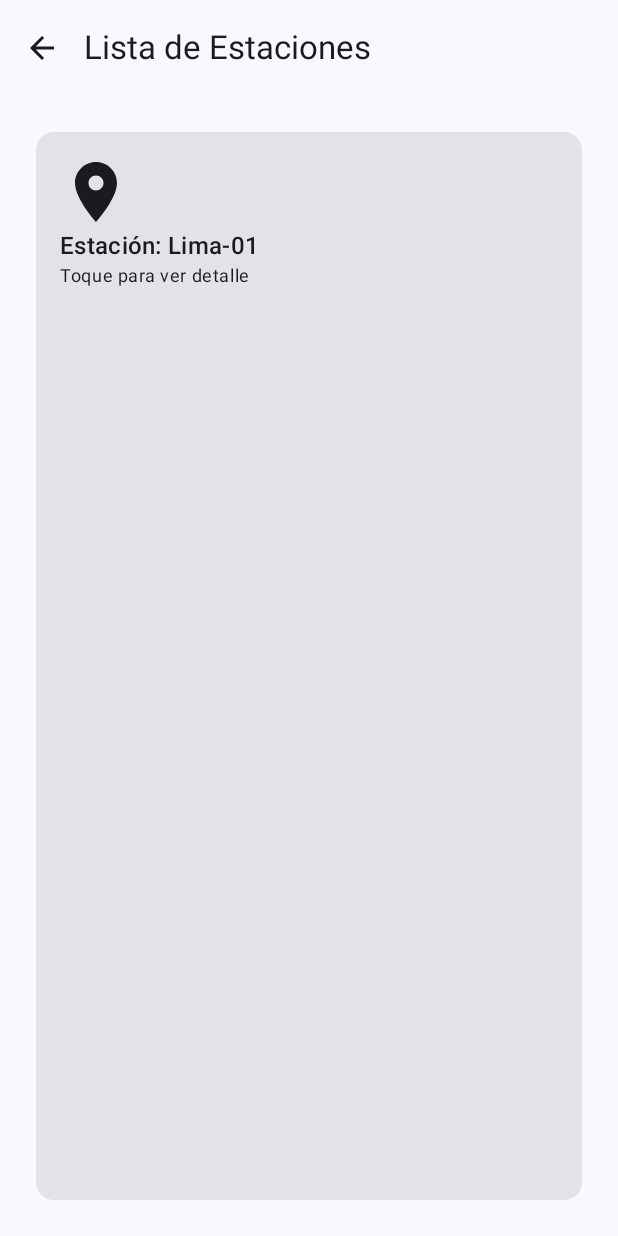
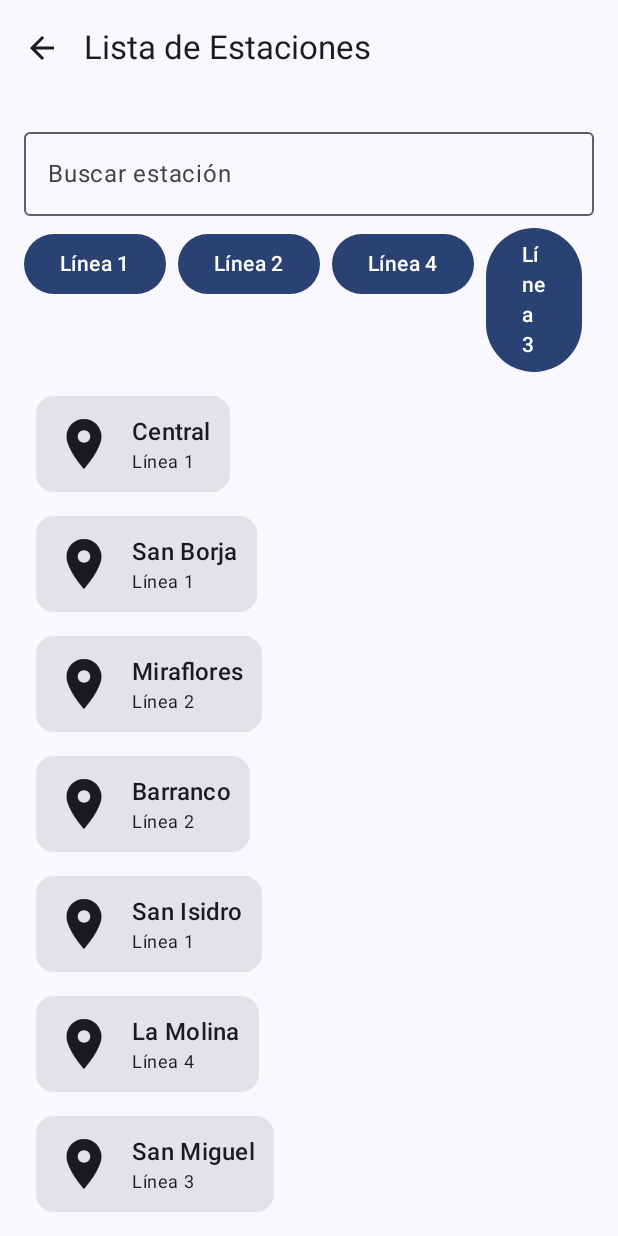
Before and after one commit to Jefferson-BA/MetroLimaGO1.2, an Android app built with Jetpack Compose: the screen it shows after launch (MainActivity), after a tap on "Estaciones", on a phone screen of 412 x 824 dp. Run offline under Robolectric (Android 15) with nearby library versions, the phone set to English and light mode, and no system bars.

Commit message:
implementacion de pantallas para búsqueda, filtros y detalle.

```diff
--- /dev/null
+++ b/app/src/main/java/com/tecsup/metrolimago1/components/EstacionCard.kt
@@ -0,0 +1,33 @@
+package com.tecsup.metrolimago1.components
+
+import androidx.compose.foundation.clickable
+import androidx.compose.foundation.layout.Column
+import androidx.compose.foundation.layout.Row
+import androidx.compose.foundation.layout.padding
+import androidx.compose.foundation.layout.size
+import androidx.compose.material.icons.Icons
+import androidx.compose.material.icons.filled.LocationOn
+import androidx.compose.material3.Card
+import androidx.compose.material3.Icon
+import androidx.compose.material3.MaterialTheme
+import androidx.compose.material3.Text
+import androidx.compose.runtime.Composable
+import androidx.compose.ui.Modifier
+import androidx.compose.ui.unit.dp
+import com.tecsup.metrolimago1.domain.models.Station
+
+@Composable
+fun EstacionCard(station: Station, onClick: () -> Unit) {
+    Card(modifier = Modifier
+        .padding(8.dp)
+        .clickable { onClick() }
+    ) {
+        Row(modifier = Modifier.padding(12.dp)) {
+            Icon(Icons.Filled.LocationOn, contentDescription = null, modifier = Modifier.size(40.dp))
+            Column(modifier = Modifier.padding(start = 12.dp)) {
+                Text(text = station.name, style = MaterialTheme.typography.titleMedium)
+                Text(text = station.line, style = MaterialTheme.typography.bodySmall)
+            }
+        }
+    }
+}
--- /dev/null
+++ b/app/src/main/java/com/tecsup/metrolimago1/data/local/MockStations.kt
@@ -0,0 +1,20 @@
+package com.tecsup.metrolimago1.data.local
+
+import com.tecsup.metrolimago1.domain.models.Station
+
+object MockStations {
+    val stations = listOf(
+        Station("LIM-01", "Central", "Línea 1", "Av. Central 100", -12.0464, -77.0428, "Estación central del sistema"),
+        Station("LIM-02", "San Borja", "Línea 1", "Av. San Borja 45", -12.0800, -76.9800, "Cerca al parque central"),
+        Station("LIM-03", "Miraflores", "Línea 2", "C. Larco 200", -12.1214, -77.0297, "Zona turística"),
+        Station("LIM-04", "Barranco", "Línea 2", "P. de la reserva 12", -12.1440, -77.0200, "Barranco cultural"),
+        Station("LIM-05", "San Isidro", "Línea 1", "C. Las Flores 56", -12.0850, -77.0370, "Distrito financiero"),
+        Station("LIM-06", "La Molina", "Línea 4", "Av. La Molina 300", -12.0500, -76.9500, "Zona residencial"),
+        Station("LIM-07", "San Miguel", "Línea 3", "Av. La Marina 77", -12.0600, -77.1100, "Acceso a puerto"),
+        Station("LIM-08", "Comas", "Línea 4", "Av. Universitaria 9", -11.9800, -77.0700, "Norte de la ciudad"),
+        Station("LIM-09", "Ate", "Línea 1", "Av. Faucett 140", -12.0450, -77.0200, "Zona industrial"),
+        Station("LIM-10", "Pueblo Libre", "Línea 3", "Jr. Ucayali 23", -12.0950, -77.0600, "Barrio tradicional")
+    )
+
+    fun findById(id: String?): Station? = stations.find { it.id == id }
+}
--- /dev/null
+++ b/app/src/main/java/com/tecsup/metrolimago1/domain/models/Station.kt
@@ -0,0 +1,11 @@
+package com.tecsup.metrolimago1.domain.models
+
+data class Station(
+    val id: String,
+    val name: String,
+    val line: String,
+    val address: String,
+    val latitude: Double,
+    val longitude: Double,
+    val description: String
+)
--- a/app/src/main/java/com/tecsup/metrolimago1/ui/screens/estaciones/EstacionDetailScreen.kt
+++ b/app/src/main/java/com/tecsup/metrolimago1/ui/screens/estaciones/EstacionDetailScreen.kt
@@ -11,6 +11,11 @@ import androidx.compose.ui.Alignment
 import androidx.compose.ui.Modifier
 import androidx.navigation.NavController
 import com.tecsup.metrolimago1.components.TopBar
+import com.tecsup.metrolimago1.data.local.MockStations
+import androidx.compose.foundation.layout.Column
+import androidx.compose.foundation.layout.Spacer
+import androidx.compose.ui.unit.dp
+import androidx.compose.foundation.layout.padding
 
 @OptIn(ExperimentalMaterial3Api::class)
 @Composable
@@ -27,16 +32,26 @@ fun EstacionDetailScreen(navController: NavController, estacionId: String?) {
             )
         }
     ) { paddingValues ->
+        val station = MockStations.findById(estacionId)
         Box(
             modifier = Modifier
                 .fillMaxSize()
                 .padding(paddingValues),
-            contentAlignment = Alignment.Center
+            contentAlignment = Alignment.TopCenter
         ) {
-            Text(
-                text = "Detalle de la estación: ${estacionId ?: "-"}",
-                style = MaterialTheme.typography.titleLarge
-            )
+            if (station == null) {
+                Text(text = "Estación no encontrada", style = MaterialTheme.typography.titleLarge)
+            } else {
+                Column(modifier = Modifier.padding(16.dp)) {
+                    Text(text = station.name, style = MaterialTheme.typography.titleLarge)
+                    Text(text = "ID: ${station.id}", style = MaterialTheme.typography.bodySmall)
+                    Text(text = "Línea: ${station.line}", style = MaterialTheme.typography.bodyMedium)
+                    Text(text = "Dirección: ${station.address}", style = MaterialTheme.typography.bodySmall)
+                    Text(text = "Coordenadas: ${station.latitude}, ${station.longitude}", style = MaterialTheme.typography.bodySmall)
+                    Spacer(modifier = Modifier.padding(top = 8.dp))
+                    Text(text = station.description, style = MaterialTheme.typography.bodyLarge)
+                }
+            }
         }
     }
 }
--- a/app/src/main/java/com/tecsup/metrolimago1/ui/screens/estaciones/ListaEstacionesScreen.kt
+++ b/app/src/main/java/com/tecsup/metrolimago1/ui/screens/estaciones/ListaEstacionesScreen.kt
@@ -10,6 +10,21 @@ import androidx.compose.material.icons.filled.ArrowBack
 import androidx.compose.material.icons.filled.LocationOn
 import androidx.compose.material3.*
 import androidx.compose.runtime.Composable
+import androidx.compose.foundation.layout.fillMaxWidth
+import androidx.compose.foundation.layout.height
+import androidx.compose.foundation.layout.Row
+import androidx.compose.foundation.layout.Column
+import androidx.compose.foundation.layout.Spacer
+import androidx.compose.foundation.text.BasicTextField
+import androidx.compose.runtime.mutableStateOf
+import androidx.compose.runtime.remember
+import androidx.compose.runtime.getValue
+import androidx.compose.runtime.setValue
+import com.tecsup.metrolimago1.data.local.MockStations
+import com.tecsup.metrolimago1.components.EstacionCard
+import androidx.compose.foundation.lazy.LazyColumn
+import androidx.compose.foundation.lazy.items
+import androidx.compose.ui.unit.dp
 import androidx.compose.ui.Alignment
 import androidx.compose.ui.Modifier
 import androidx.compose.ui.unit.dp
@@ -38,12 +53,38 @@ fun ListaEstacionesScreen(navController: NavController) {
                 .padding(paddingValues)
                 .padding(16.dp)
         ) {
-            // Placeholder: single item that navigates to detail with sample id
-            Card(onClick = { navController.navigate(Screen.EstacionDetail.createRoute("Lima-01")) }, modifier = Modifier.fillMaxSize().padding(8.dp)) {
-                Column(modifier = Modifier.padding(16.dp)) {
-                    Icon(Icons.Filled.LocationOn, contentDescription = "Estacion", modifier = Modifier.size(48.dp))
-                    Text(text = "Estación: Lima-01", style = MaterialTheme.typography.titleMedium)
-                    Text(text = "Toque para ver detalle", style = MaterialTheme.typography.bodySmall)
+            var query by remember { mutableStateOf("") }
+            var selectedLine by remember { mutableStateOf<String?>(null) }
+
+            // Search + simple filter row
+            Row(modifier = Modifier.fillMaxWidth().padding(bottom = 8.dp)) {
+                OutlinedTextField(
+                    value = query,
+                    onValueChange = { query = it },
+                    label = { Text("Buscar estación") },
+                    modifier = Modifier.weight(1f)
+                )
+                Spacer(modifier = Modifier.height(8.dp))
+            }
+
+            // Simple filter buttons
+            Row(modifier = Modifier.fillMaxWidth()) {
+                val lines = MockStations.stations.map { it.line }.distinct()
+                for (line in lines) {
+                    val isSelected = selectedLine == line
+                    Button(onClick = { selectedLine = if (isSelected) null else line }, modifier = Modifier.padding(end = 8.dp)) {
+                        Text(text = line)
+                    }
+                }
+            }
+
+            val filtered = MockStations.stations.filter {
+                (selectedLine == null || it.line == selectedLine) && (query.isBlank() || it.name.contains(query, true) || it.id.contains(query, true))
+            }
+
+            LazyColumn(modifier = Modifier.padding(top = 8.dp)) {
+                items(filtered) { station ->
+                    EstacionCard(station = station, onClick = { navController.navigate(Screen.EstacionDetail.createRoute(station.id)) })
                 }
             }
         }
```
